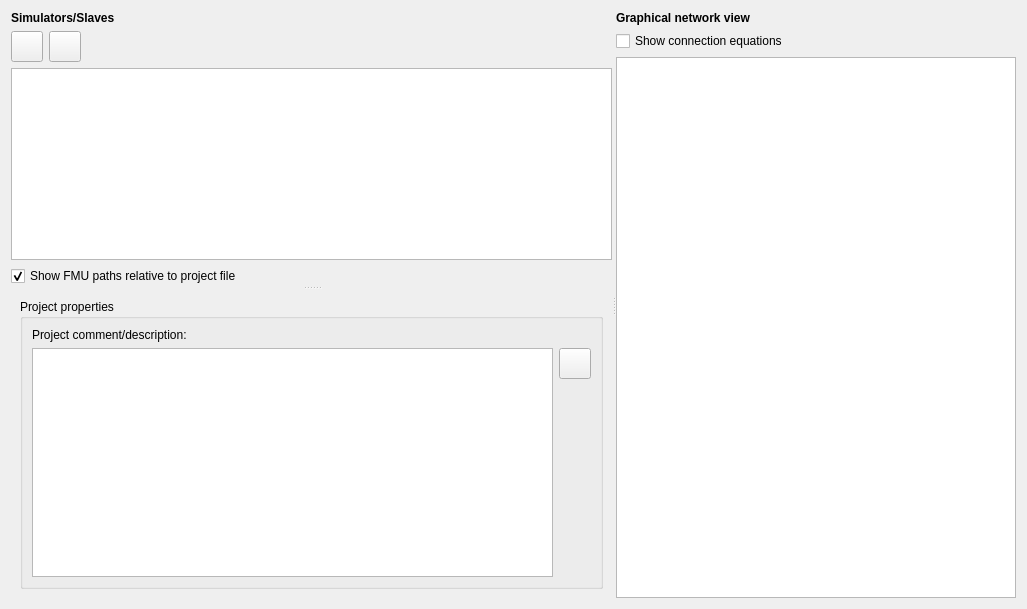
Before: the Qt Designer form MasterSimulatorUI/src/MSIMViewSlaves.ui in ghorwin/MasterSim, drawn with Qt 5.
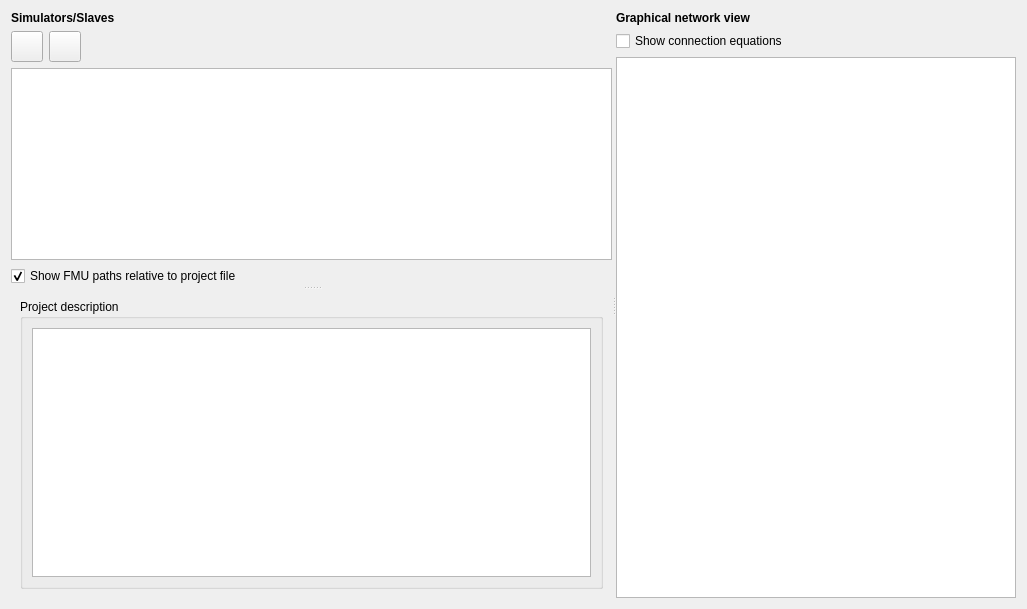
After: the same form once the commit is applied. Icons and pictures are not drawn. Custom widgets are drawn as their Qt base class.

Commit message: Implemented editing of project comments (closes #15)

What changed in the file:
```diff
--- a/MasterSimulatorUI/src/MSIMViewSlaves.ui
+++ b/MasterSimulatorUI/src/MSIMViewSlaves.ui
@@ -265,50 +265,19 @@
          <item>
           <widget class="QGroupBox" name="groupBox_3">
            <property name="title">
-            <string>Project properties</string>
+            <string>Project description</string>
            </property>
-           <layout class="QGridLayout" name="gridLayout_4">
-            <item row="0" column="0">
-             <widget class="QLabel" name="label_4">
-              <property name="text">
-               <string>Project comment/description:</string>
-              </property>
-             </widget>
-            </item>
-            <item row="1" column="0" rowspan="2">
-             <widget class="QTextEdit" name="textEditDescription">
-              <property name="readOnly">
+           <layout class="QVBoxLayout" name="verticalLayout_2">
+            <item>
+             <widget class="MSIMSignalingTextEdit" name="textEditDescription">
+              <property name="enabled">
                <bool>true</bool>
               </property>
-             </widget>
-            </item>
-            <item row="1" column="1">
-             <widget class="QToolButton" name="toolButtonEditComment">
-              <property name="icon">
-               <iconset resource="../resources/MasterSimulator.qrc">
-                <normaloff>:/gfx/actions/24x24/edit.png</normaloff>:/gfx/actions/24x24/edit.png</iconset>
+              <property name="readOnly">
+               <bool>false</bool>
               </property>
-              <property name="iconSize">
-               <size>
-                <width>24</width>
-                <height>24</height>
-               </size>
-              </property>
              </widget>
             </item>
-            <item row="2" column="1">
-             <spacer name="verticalSpacer">
-              <property name="orientation">
-               <enum>Qt::Vertical</enum>
-              </property>
-              <property name="sizeHint" stdset="0">
-               <size>
-                <width>20</width>
-                <height>186</height>
-               </size>
-              </property>
-             </spacer>
-            </item>
            </layout>
           </widget>
          </item>
@@ -382,6 +351,14 @@
    <extends>QPushButton</extends>
    <header>MSIMColorButton.h</header>
   </customwidget>
+  <customwidget>
+   <class>MSIMSignalingTextEdit</class>
+   <extends>QTextEdit</extends>
+   <header>MSIMSignalingTextEdit.h</header>
+   <slots>
+    <signal>editingFinished()</signal>
+   </slots>
+  </customwidget>
  </customwidgets>
  <resources>
   <include location="../resources/MasterSimulator.qrc"/>
```
The commit also changes 5 other files.
